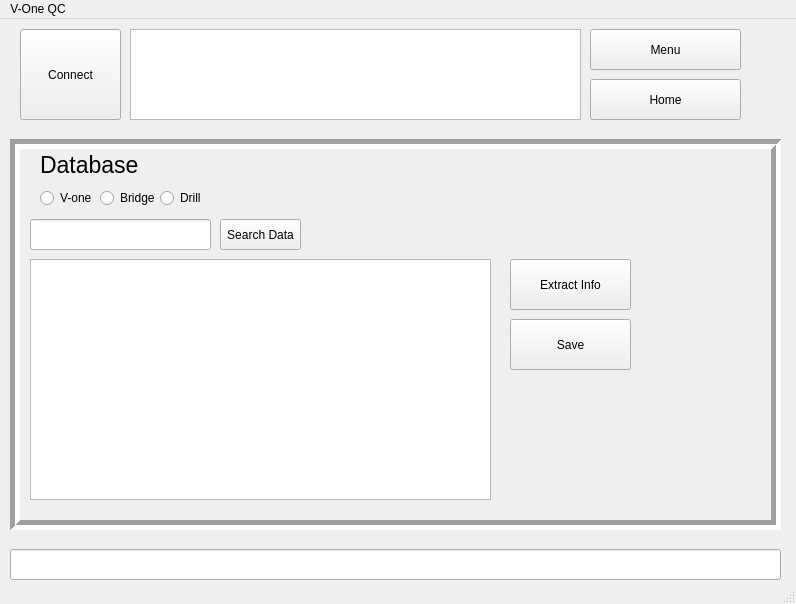
Before: the Qt Designer form FT_vone/mainwindow.ui in 7ome/Functional-Test, drawn with Qt 5.
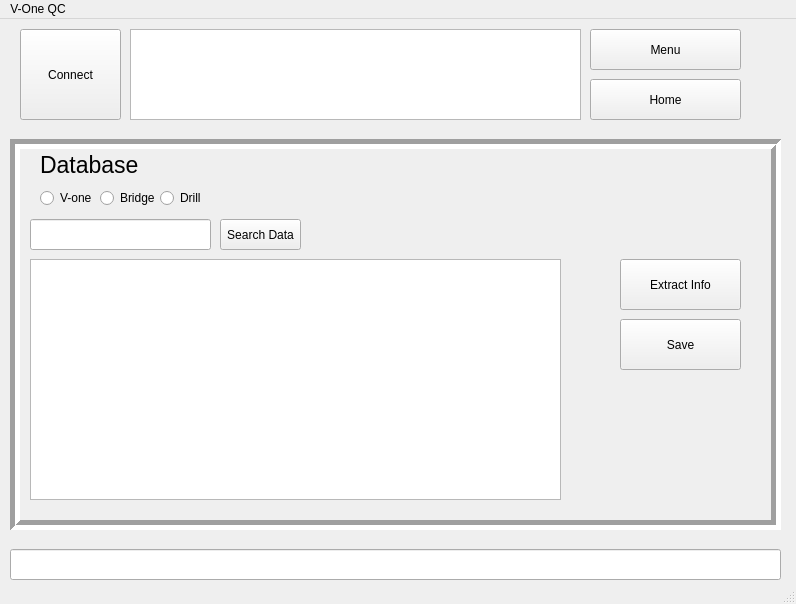
After: the same form once the commit is applied. The open tabs and pages were chosen to show the change.

What changed in the file:
```diff
--- a/FT_vone/mainwindow.ui
+++ b/FT_vone/mainwindow.ui
@@ -432,7 +432,7 @@
      <widget class="QPushButton" name="ExtractButton">
       <property name="geometry">
        <rect>
-        <x>490</x>
+        <x>600</x>
         <y>110</y>
         <width>121</width>
         <height>51</height>
@@ -445,7 +445,7 @@
      <widget class="QPushButton" name="SaveButton">
       <property name="geometry">
        <rect>
-        <x>490</x>
+        <x>600</x>
         <y>170</y>
         <width>121</width>
         <height>51</height>
@@ -473,7 +473,7 @@
        <rect>
         <x>10</x>
         <y>110</y>
-        <width>461</width>
+        <width>531</width>
         <height>241</height>
        </rect>
       </property>
```
